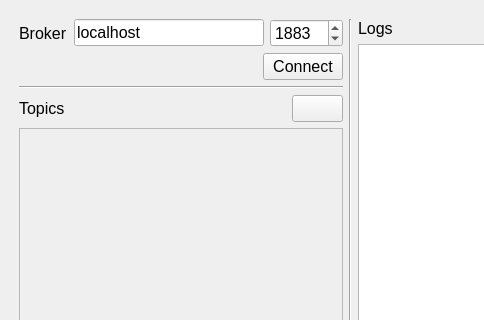
TheZlodziej/mqtt-simulator, file gui/mainwindow.ui: the form before one commit; both pictures show x 0 to 484 and y 0 to 320 of the 700 by 500 pixel window.
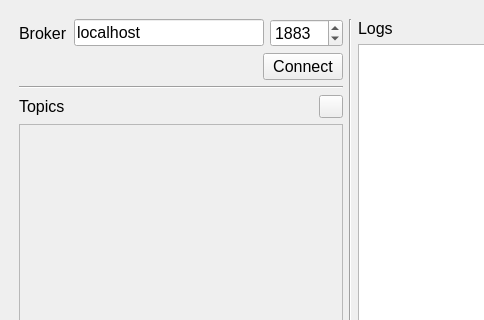
The form after the commit.

Commit message: push button -> tool button

Patch:
```diff
--- a/gui/mainwindow.ui
+++ b/gui/mainwindow.ui
@@ -138,7 +138,7 @@
            <number>1</number>
           </property>
           <item>
-           <layout class="QHBoxLayout" name="topics_hlayout" stretch="0,1">
+           <layout class="QHBoxLayout" name="topics_hlayout" stretch="0,0">
             <item>
              <widget class="QLabel" name="topics_lbl">
               <property name="text">
@@ -146,8 +146,8 @@
               </property>
              </widget>
             </item>
-            <item alignment="Qt::AlignRight">
-             <widget class="QPushButton" name="add_topic_btn">
+            <item>
+             <widget class="QToolButton" name="add_topic_btn">
               <property name="cursor">
                <cursorShape>PointingHandCursor</cursorShape>
               </property>
@@ -172,7 +172,7 @@
                <x>0</x>
                <y>0</y>
                <width>310</width>
-               <height>324</height>
+               <height>328</height>
               </rect>
              </property>
              <layout class="QVBoxLayout" name="verticalLayout">
```
The commit also changes 2 other files.
